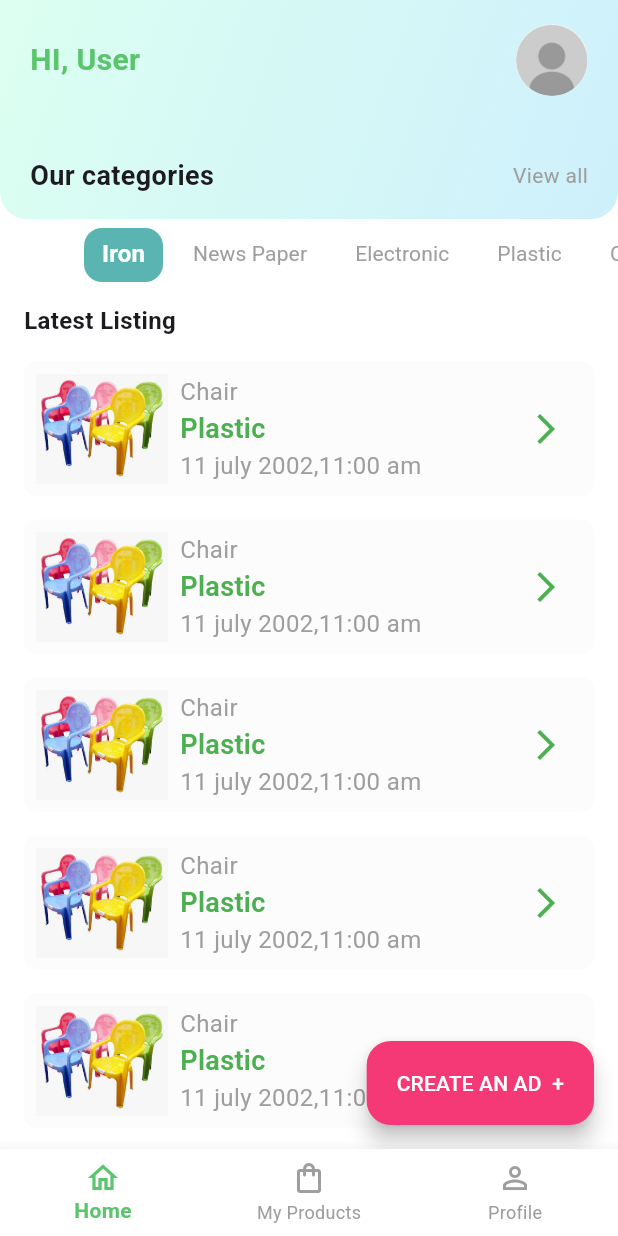
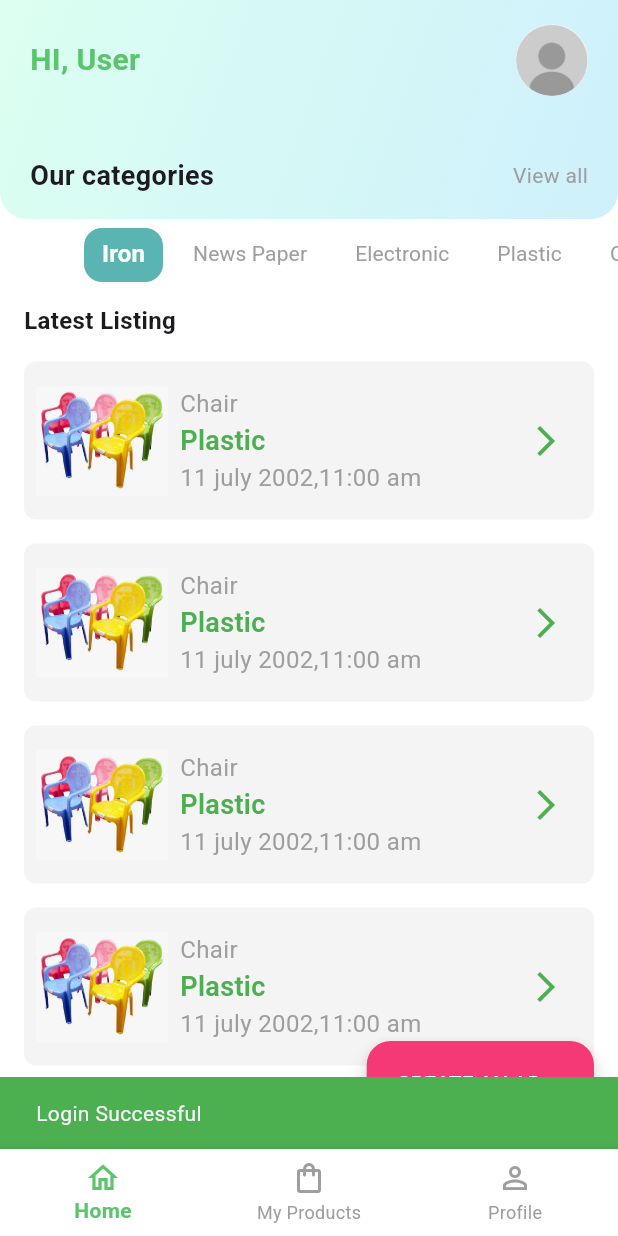
Before and after one commit to AbhimanyuT0800/aakrikada, a Flutter app: the OtpVerificationPage screen opened directly, after a tap on "Verify", on a phone screen of 412 x 824 dp. Run offline on Flutter 3.47's test engine with Material 3 defaults, Android fonts, the phone set to English and light mode, and no system bars; our stand-ins replace flutter_hooks, flutter_otp_text_field, flutter_riverpod, riverpod_annotation, shared_preferences; accounts and stored records are empty; generated files the repository leaves out were written again.

Commit message:
Minor updates
 - ui updated
 - font style changed
 - snakBar updated

```diff
--- a/lib/core/colorpallets/colorpallets.dart
+++ b/lib/core/colorpallets/colorpallets.dart
@@ -11,6 +11,6 @@ class Colorpallets {
   static Color greyColor = const Color(0xFF9E9E9E);
   static Color lightGreyColor = const Color(0xFFBBBBBB);
   static Color pinkColor = const Color(0xFFF53977);
-  static Color grey50Color = const Color(0xFFFCFCFC);
+  static Color grey50Color = const Color(0xFFF5F4F4);
   static Color redColor = const Color(0xFFF44336);
 }
--- a/lib/core/utils/show_app_snakbar.dart
+++ b/lib/core/utils/show_app_snakbar.dart
@@ -1,11 +1,11 @@
-import 'package:aakrikada/core/colorpallets/colorpallets.dart';
 import 'package:aakrikada/main.dart';
 import 'package:flutter/material.dart';
 
 ScaffoldFeatureController<SnackBar, SnackBarClosedReason> showAppSnakBar(
   String message,
+  Color color,
 ) {
   return MainApp.scaffoldMessngerKey.currentState!.showSnackBar(
-    SnackBar(content: Text(message), backgroundColor: Colorpallets.blackColor),
+    SnackBar(content: Text(message), backgroundColor: color),
   );
 }
--- a/lib/features/ads/view/widgets/listed_item_widget.dart
+++ b/lib/features/ads/view/widgets/listed_item_widget.dart
@@ -22,6 +22,8 @@ class ItemDetailsCard extends StatelessWidget {
   @override
   Widget build(BuildContext context) {
     return InkWell(
+      highlightColor: Colors.transparent,
+
       onTap: () => Navigator.push(
         context,
         MaterialPageRoute(builder: (context) => OrderDetailsPage()),
@@ -31,7 +33,7 @@ class ItemDetailsCard extends StatelessWidget {
           borderRadius: BorderRadius.all(Radius.circular(8)),
           color: Colorpallets.grey50Color,
         ),
-        padding: EdgeInsets.symmetric(horizontal: 8, vertical: 8),
+        padding: EdgeInsets.symmetric(horizontal: 8, vertical: 16),
         margin: EdgeInsets.symmetric(horizontal: 16, vertical: 8),
         child: Row(
           children: [
--- a/lib/features/authantication/view/pages/otp_verification_page.dart
+++ b/lib/features/authantication/view/pages/otp_verification_page.dart
@@ -1,6 +1,7 @@
 import 'dart:developer';
 
 import 'package:aakrikada/core/colorpallets/colorpallets.dart';
+import 'package:aakrikada/core/utils/show_app_snakbar.dart';
 import 'package:aakrikada/features/ads/view/pages/my_bottom_navigation_widget.dart';
 import 'package:aakrikada/features/authantication/view/widgets/auth_common_btn_widget.dart';
 import 'package:aakrikada/l10n/app_localizations.dart';
@@ -16,8 +17,7 @@ class OtpVerificationPage extends StatelessWidget {
     final lang = AppLocalizations.of(context)!;
 
     return Scaffold(
-      body: SafeArea(
-        child: Column(
+      body: Column(
         children: [
           // Gradient Header
           Container(
@@ -30,6 +30,7 @@ class OtpVerificationPage extends StatelessWidget {
                 end: Alignment.bottomRight,
               ),
             ),
+            child: SafeArea(
               child: Align(
                 alignment: Alignment.centerLeft,
                 child: Text(
@@ -38,6 +39,7 @@ class OtpVerificationPage extends StatelessWidget {
                     fontSize: 20,
                     fontWeight: FontWeight.bold,
                     color: Colorpallets.primary,
+                  ),
                 ),
               ),
             ),
@@ -58,21 +60,25 @@ class OtpVerificationPage extends StatelessWidget {
           ),
           SizedBox(height: 12),
           Padding(
-              padding: EdgeInsetsGeometry.symmetric(
-                horizontal: 32,
-                vertical: 6,
-              ),
+            padding: EdgeInsetsGeometry.symmetric(horizontal: 32, vertical: 6),
             child: Align(
               alignment: Alignment.centerLeft,
+              child: TextButton(
+                onPressed: () {
+                  // TODO
+                },
                 child: Text(
                   lang.resendOtp,
                   style: TextStyle(color: Colorpallets.blueColor),
                 ),
               ),
             ),
+          ),
           Spacer(flex: 4),
 
-            AuthCommonButton(
+          Padding(
+            padding: const EdgeInsets.symmetric(horizontal: 6, vertical: 18),
+            child: AuthCommonButton(
               tittle: lang.verify,
               onpressed: () {
                 // TODO otpverification method and navigation logic
@@ -83,10 +89,12 @@ class OtpVerificationPage extends StatelessWidget {
                     builder: (context) => MyBottomNavigationWidget(),
                   ),
                 );
+
+                showAppSnakBar(lang.loginSuccess, Colorpallets.greenColor);
               },
             ),
+          ),
         ],
-        ),
       ),
     );
   }
--- a/lib/l10n/app_en.arb
+++ b/lib/l10n/app_en.arb
@@ -53,7 +53,7 @@
     "confirm": "Confirm !",
     "confirmLogout": "Are you sure to logout from the app?",
     "no": "NO",
-    "yes": "YES"
-
+    "yes": "YES",
+    "loginSuccess": "Login Successful"
 
 }
--- a/lib/l10n/app_hi.arb
+++ b/lib/l10n/app_hi.arb
@@ -53,7 +53,8 @@
     "confirm": "पुष्टि करें!",
     "confirmLogout": "क्या आप वाकई ऐप से लॉगआउट करना चाहते हैं?",
     "no": "नहीं",
-    "yes": "हाँ"
+    "yes": "हाँ",
+    "loginSuccess": "लॉगिन सफल रहा"
 
 
 }
--- a/lib/l10n/app_localizations.dart
+++ b/lib/l10n/app_localizations.dart
@@ -429,6 +429,12 @@ abstract class AppLocalizations {
   /// In en, this message translates to:
   /// **'YES'**
   String get yes;
+
+  /// No description provided for @loginSuccess.
+  ///
+  /// In en, this message translates to:
+  /// **'Login Successful'**
+  String get loginSuccess;
 }
 
 class _AppLocalizationsDelegate
--- a/lib/l10n/app_localizations_en.dart
+++ b/lib/l10n/app_localizations_en.dart
@@ -172,4 +172,7 @@ class AppLocalizationsEn extends AppLocalizations {
 
   @override
   String get yes => 'YES';
+
+  @override
+  String get loginSuccess => 'Login Successful';
 }
--- a/lib/l10n/app_localizations_hi.dart
+++ b/lib/l10n/app_localizations_hi.dart
@@ -172,4 +172,7 @@ class AppLocalizationsHi extends AppLocalizations {
 
   @override
   String get yes => 'हाँ';
+
+  @override
+  String get loginSuccess => 'लॉगिन सफल रहा';
 }
--- a/lib/l10n/app_localizations_ml.dart
+++ b/lib/l10n/app_localizations_ml.dart
@@ -172,4 +172,7 @@ class AppLocalizationsMl extends AppLocalizations {
 
   @override
   String get yes => 'അതെ';
+
+  @override
+  String get loginSuccess => 'ലോഗിൻ വിജയകരമായി നടന്നു';
 }
--- a/lib/l10n/app_ml.arb
+++ b/lib/l10n/app_ml.arb
@@ -53,7 +53,8 @@
   "confirm": "സ്ഥിരീകരിക്കുക!",
   "confirmLogout": "നിങ്ങൾ ആപ്പിൽ നിന്ന് ലോഗൗട്ട് ചെയ്യാൻ ഉറപ്പാണോ?",
   "no": "ഇല്ല",
-  "yes": "അതെ"
+  "yes": "അതെ",
+  "loginSuccess": "ലോഗിൻ വിജയകരമായി നടന്നു"
 
 
 }
```
Also changed, not shown: lib/features/ads/view/pages/create_ads_page.dart (+17 -0 lines), lib/features/authantication/view/pages/choose_lang_page.dart (+12 -2 lines), lib/features/authantication/view/pages/phone_input_page.dart (+8 -5 lines). Lines whose indentation alone changed are shown as unchanged.
